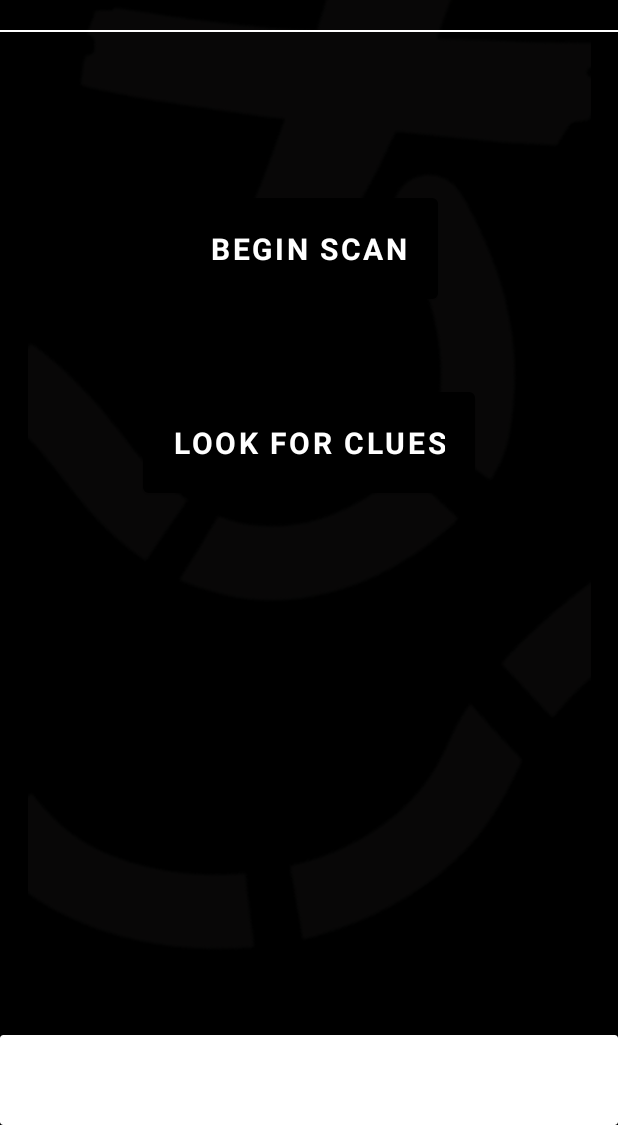
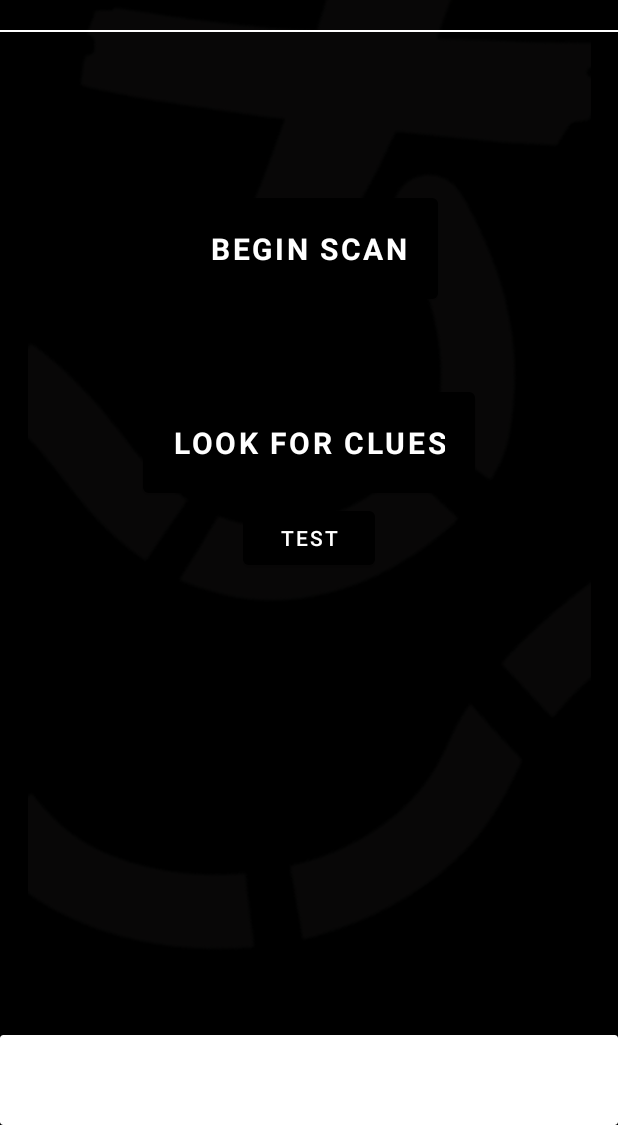
Before and after one commit to Areeb-510/ScavengAR, an Android app: the screen it shows after launch (MainActivity), after a tap on "BEGIN SCAN", on a phone screen of 412 x 824 dp, the part 111-1236 px from its top. Run offline under Robolectric (Android 15) with nearby library versions, the phone set to English and light mode, and no system bars; libraries missing offline, so code that uses them is left out: io.github.sceneview, io.github.sceneview.ar, io.github.sceneview.math, io.github.sceneview.node; plain views replace ArSceneView; Roboto replaces fonts that are not available here.

Commit message:
Chnages made

```diff
--- a/app/src/main/java/com/example/scavengar/MainActivity.kt
+++ b/app/src/main/java/com/example/scavengar/MainActivity.kt
@@ -43,7 +43,6 @@ class MainActivity : AppCompatActivity() {
 
     private lateinit var arscan : Button
 
-//    private lateinit var scanner : Button
 
     private var oat : Location = Location("")
     private var dbh : Location = Location("")
@@ -53,6 +52,9 @@ class MainActivity : AppCompatActivity() {
     private var myLocation : Location = Location("")
 
     private val modelNode = ModelNode()
+
+
+    private lateinit var clickTest : Button
 
 //    private lateinit var sceneView: ArSceneView
 
@@ -66,6 +68,7 @@ class MainActivity : AppCompatActivity() {
 
         fetchLocation = findViewById(R.id.fetchlocation)
         arscan = findViewById(R.id.arscan)
+        clickTest = findViewById(R.id.testbtn)
 
         oat.latitude = 31.7060450
         oat.longitude = 76.5254121
@@ -82,59 +85,50 @@ class MainActivity : AppCompatActivity() {
         juicebar.latitude = 31.7054263
         juicebar.longitude = 76.5276316
 
-//        scanner = findViewById(R.id.scanner)
 
-//        sceneView = findViewById(R.id.sceneView)
-//
-//        sceneView.addChild(modelNode)
+        clickTest.setOnClickListener {
+            Toast.makeText(this,"Clicked",Toast.LENGTH_LONG).show()
+            val intent = Intent(this,ScanActivity::class.java)
+            intent.putExtra("glbname","nokia")
+            startActivity(intent)
+        }
 
 
         fetchLocation.setOnClickListener {
-//            Toast.makeText(this,"No clue in the location",Toast.LENGTH_LONG).show()
             getLocation()
-
         }
 
         arscan.setOnClickListener {
 
             if(myLocation.checkIsInBound(20.0,oat)){
                 Toast.makeText(this,"OAT",Toast.LENGTH_LONG).show()
-//                scanner.visibility = View.VISIBLE
                 val intent = Intent(this,ScanActivity::class.java)
                 intent.putExtra("glbname","racket")
                 startActivity(intent)
             }else if(myLocation.checkIsInBound(20.0,tennis)){
-                Toast.makeText(this,"Tennis Court",Toast.LENGTH_LONG).show()
+                Toast.makeText(this,"TENNIS COURT",Toast.LENGTH_LONG).show()
                 val intent = Intent(this,ScanActivity::class.java)
-                intent.putExtra("glbname","phone")
+                intent.putExtra("glbname","nokia")
                 startActivity(intent)
-//                scanner.visibility = View.VISIBLE
             }else if(myLocation.checkIsInBound(20.0,juicebar)){
                 Toast.makeText(this,"JUICE BAR",Toast.LENGTH_LONG).show()
                 val intent = Intent(this,ScanActivity::class.java)
-//                scanner.visibility = View.VISIBLE
-                intent.putExtra("glbname","Spoons")
+                intent.putExtra("glbname","mapsnew")
+                startActivity(intent)
+            }else if(myLocation.checkIsInBound(20.0,dbh)){
+                Toast.makeText(this,"DBH",Toast.LENGTH_LONG).show()
+                val intent = Intent(this,ScanActivity::class.java)
+                intent.putExtra("glbname","dumbbell")
                 startActivity(intent)
             }else if(myLocation.checkIsInBound(20.0,opengym)){
                 Toast.makeText(this,"OPEN GYM",Toast.LENGTH_LONG).show()
                 val intent = Intent(this,ScanActivity::class.java)
-//                scanner.visibility = View.VISIBLE
-                intent.putExtra("glbname","racket")
+                intent.putExtra("glbname","congo")
                 startActivity(intent)
-            }else if(myLocation.checkIsInBound(20.0,opengym)){
-                Toast.makeText(this," Co",Toast.LENGTH_LONG).show()
-                val intent = Intent(this,ScanActivity::class.java)
-                intent.putExtra("glbname","phone")
-                startActivity(intent)
-//                scanner.visibility = View.VISIBLE
-            }
-            else{
+            }else{
                 Toast.makeText(this,"Please scan first",Toast.LENGTH_LONG).show()
             }
 
-//            lifecycleScope.launch {
-//                ARView()
-//            }
         }
 
 
@@ -235,20 +229,6 @@ class MainActivity : AppCompatActivity() {
         }
     }
 
-//
-//    suspend fun ARView(){
-//
-//        Toast.makeText(this,"Started",Toast.LENGTH_LONG).show()
-//        modelNode.loadModelGlb(
-//            context = this,
-//            glbFileLocation = "models/Spoons.glb",
-//            lifecycle = lifecycle,
-//            autoAnimate = true,
-//            centerOrigin = Position(x = -1.0f, y = 1.0f,z = 0.0f),
-//            onError = { exception -> }
-//        )
-//
-//    }
 
 
 
--- a/app/src/main/res/layout/activity_main.xml
+++ b/app/src/main/res/layout/activity_main.xml
@@ -86,4 +86,15 @@
 <!--            android:layout_width="300dp"-->
 <!--            android:layout_height="600dp" />-->
 
+
+        <Button
+            android:layout_width="wrap_content"
+            android:layout_height="wrap_content"
+            android:text="TEST"
+            android:id="@+id/testbtn"
+            app:layout_constraintLeft_toLeftOf="parent"
+            app:layout_constraintRight_toRightOf="parent"
+            app:layout_constraintTop_toBottomOf="@id/fetchlocation"
+                />
+
 </androidx.constraintlayout.widget.ConstraintLayout>
```
Also changed, not shown: 5 other files.
